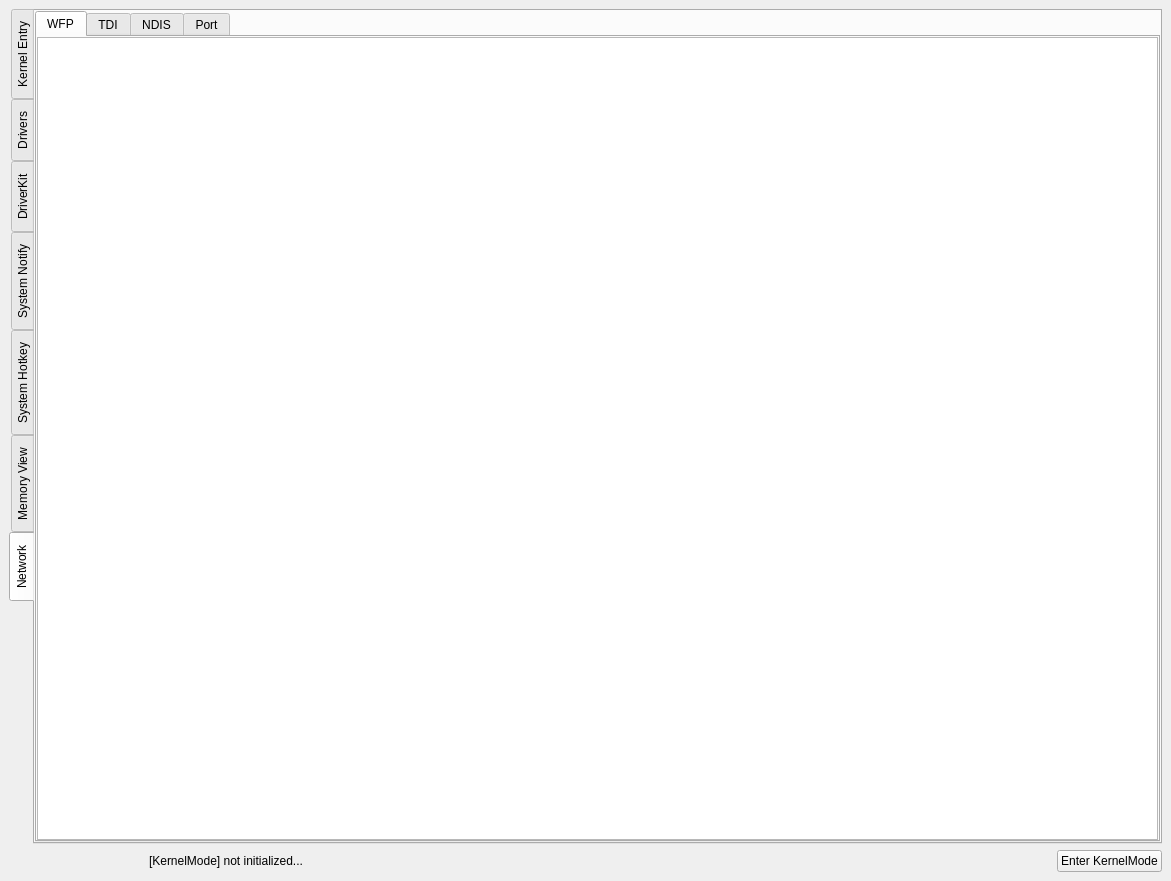
The window that src/OpenArk/ui/kernel.ui (BlackINT3/OpenArk) describes before a commit, drawn with Qt 5.
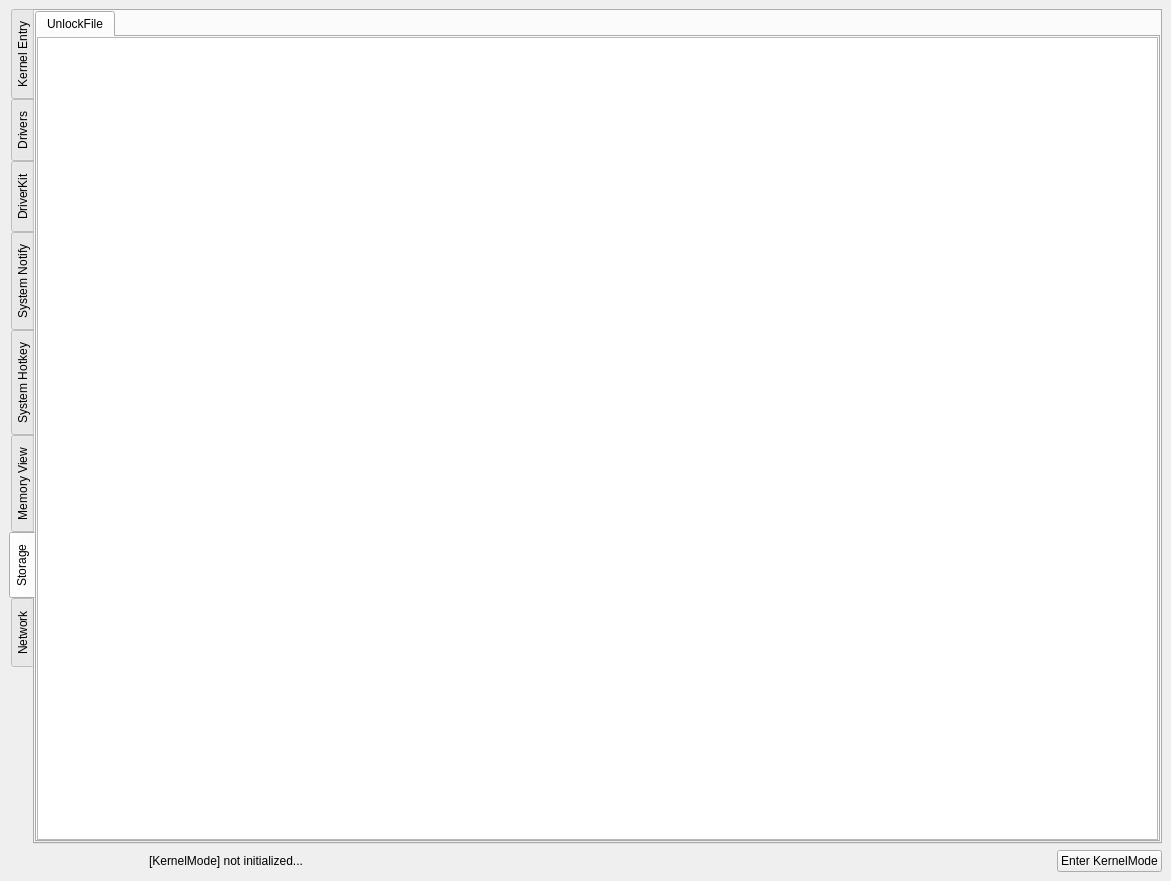
The same window after the commit.

Commit message: Add kernel storage tab menu, unlock file ui

What changed in the file:
```diff
--- a/src/OpenArk/ui/kernel.ui
+++ b/src/OpenArk/ui/kernel.ui
@@ -524,6 +524,60 @@
        </item>
       </layout>
      </widget>
+     <widget class="QWidget" name="tab_3">
+      <attribute name="title">
+       <string>Storage</string>
+      </attribute>
+      <layout class="QVBoxLayout" name="verticalLayout_19">
+       <property name="spacing">
+        <number>0</number>
+       </property>
+       <property name="leftMargin">
+        <number>0</number>
+       </property>
+       <property name="topMargin">
+        <number>0</number>
+       </property>
+       <property name="rightMargin">
+        <number>0</number>
+       </property>
+       <property name="bottomMargin">
+        <number>0</number>
+       </property>
+       <item>
+        <widget class="QTabWidget" name="tabNetwork_3">
+         <property name="currentIndex">
+          <number>0</number>
+         </property>
+         <widget class="QWidget" name="tabWfp_3">
+          <attribute name="title">
+           <string>UnlockFile</string>
+          </attribute>
+          <layout class="QVBoxLayout" name="verticalLayout_18">
+           <property name="spacing">
+            <number>0</number>
+           </property>
+           <property name="leftMargin">
+            <number>0</number>
+           </property>
+           <property name="topMargin">
+            <number>0</number>
+           </property>
+           <property name="rightMargin">
+            <number>0</number>
+           </property>
+           <property name="bottomMargin">
+            <number>0</number>
+           </property>
+           <item>
+            <widget class="QTreeView" name="wfpView_3"/>
+           </item>
+          </layout>
+         </widget>
+        </widget>
+       </item>
+      </layout>
+     </widget>
      <widget class="QWidget" name="tab">
       <attribute name="title">
        <string>Network</string>
```
The commit also changes 6 other files.
